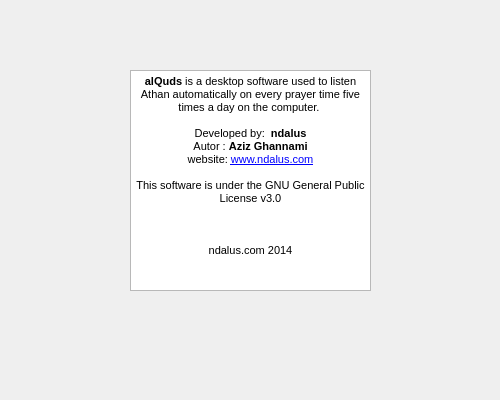
First picture: the form in alquds/gui/aboutwidget.ui, repository ghannami/alQuds, before the edit.
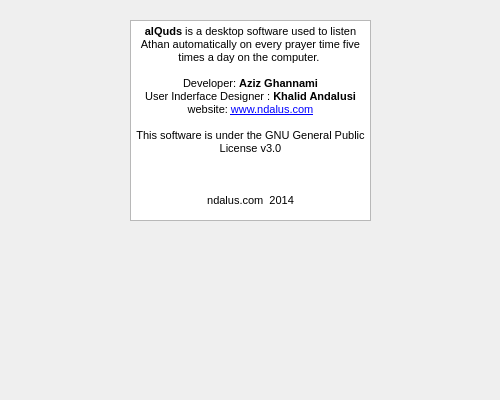
Second picture: the form after the edit.

Commit message: die neue User Interface von Khalid Andalusi

```diff
--- a/alquds/gui/aboutwidget.ui
+++ b/alquds/gui/aboutwidget.ui
@@ -17,9 +17,9 @@
    <property name="geometry">
     <rect>
      <x>130</x>
-     <y>70</y>
+     <y>20</y>
      <width>241</width>
-     <height>221</height>
+     <height>201</height>
     </rect>
    </property>
    <property name="readOnly">
@@ -32,15 +32,15 @@
 &lt;/style&gt;&lt;/head&gt;&lt;body style=&quot; font-family:'MS Shell Dlg 2'; font-size:8.25pt; font-weight:400; font-style:normal;&quot;&gt;
 &lt;p align=&quot;center&quot; style=&quot; margin-top:0px; margin-bottom:0px; margin-left:0px; margin-right:0px; -qt-block-indent:0; text-indent:0px;&quot;&gt;&lt;span style=&quot; font-size:8pt; font-weight:600;&quot;&gt;alQuds&lt;/span&gt;&lt;span style=&quot; font-size:8pt;&quot;&gt; is a desktop software used to listen Athan automatically on every prayer time five times a day on the computer. &lt;/span&gt;&lt;/p&gt;
 &lt;p align=&quot;center&quot; style=&quot;-qt-paragraph-type:empty; margin-top:0px; margin-bottom:0px; margin-left:0px; margin-right:0px; -qt-block-indent:0; text-indent:0px; font-size:8pt;&quot;&gt;&lt;br /&gt;&lt;/p&gt;
-&lt;p align=&quot;center&quot; style=&quot; margin-top:0px; margin-bottom:0px; margin-left:0px; margin-right:0px; -qt-block-indent:0; text-indent:0px;&quot;&gt;&lt;span style=&quot; font-size:8pt;&quot;&gt;Developed by:  &lt;/span&gt;&lt;span style=&quot; font-size:8pt; font-weight:600; color:#000000;&quot;&gt;ndalus&lt;/span&gt;&lt;/p&gt;
-&lt;p align=&quot;center&quot; style=&quot; margin-top:0px; margin-bottom:0px; margin-left:0px; margin-right:0px; -qt-block-indent:0; text-indent:0px;&quot;&gt;&lt;span style=&quot; font-size:8pt;&quot;&gt;Autor : &lt;/span&gt;&lt;span style=&quot; font-size:8pt; font-weight:600; color:#000000;&quot;&gt;Aziz Ghannami&lt;/span&gt;&lt;/p&gt;
+&lt;p align=&quot;center&quot; style=&quot; margin-top:0px; margin-bottom:0px; margin-left:0px; margin-right:0px; -qt-block-indent:0; text-indent:0px;&quot;&gt;&lt;span style=&quot; font-size:8pt;&quot;&gt;Developer: &lt;/span&gt;&lt;span style=&quot; font-size:8pt; font-weight:600;&quot;&gt;Aziz Ghannami&lt;/span&gt;&lt;/p&gt;
+&lt;p align=&quot;center&quot; style=&quot; margin-top:0px; margin-bottom:0px; margin-left:0px; margin-right:0px; -qt-block-indent:0; text-indent:0px;&quot;&gt;&lt;span style=&quot; font-size:8pt;&quot;&gt;User Inderface Designer : &lt;/span&gt;&lt;span style=&quot; font-size:8pt; font-weight:600;&quot;&gt;Khalid Andalusi&lt;/span&gt;&lt;/p&gt;
 &lt;p align=&quot;center&quot; style=&quot; margin-top:0px; margin-bottom:0px; margin-left:0px; margin-right:0px; -qt-block-indent:0; text-indent:0px;&quot;&gt;&lt;span style=&quot; font-size:8pt;&quot;&gt;website: &lt;/span&gt;&lt;a href=&quot;http://www.ndalus.com&quot;&gt;&lt;span style=&quot; font-size:8pt; text-decoration: underline; color:#0000ff;&quot;&gt;www.ndalus.com&lt;/span&gt;&lt;/a&gt;&lt;/p&gt;
 &lt;p align=&quot;center&quot; style=&quot;-qt-paragraph-type:empty; margin-top:0px; margin-bottom:0px; margin-left:0px; margin-right:0px; -qt-block-indent:0; text-indent:0px; font-size:8pt;&quot;&gt;&lt;br /&gt;&lt;/p&gt;
 &lt;p align=&quot;center&quot; style=&quot; margin-top:0px; margin-bottom:0px; margin-left:0px; margin-right:0px; -qt-block-indent:0; text-indent:0px;&quot;&gt;&lt;span style=&quot; font-size:8pt;&quot;&gt;This software is under the GNU General Public License v3.0&lt;/span&gt;&lt;/p&gt;
 &lt;p align=&quot;center&quot; style=&quot;-qt-paragraph-type:empty; margin-top:0px; margin-bottom:0px; margin-left:0px; margin-right:0px; -qt-block-indent:0; text-indent:0px; font-size:8pt;&quot;&gt;&lt;br /&gt;&lt;/p&gt;
 &lt;p align=&quot;center&quot; style=&quot;-qt-paragraph-type:empty; margin-top:0px; margin-bottom:0px; margin-left:0px; margin-right:0px; -qt-block-indent:0; text-indent:0px; font-size:8pt;&quot;&gt;&lt;br /&gt;&lt;/p&gt;
 &lt;p align=&quot;center&quot; style=&quot;-qt-paragraph-type:empty; margin-top:0px; margin-bottom:0px; margin-left:0px; margin-right:0px; -qt-block-indent:0; text-indent:0px; font-size:8pt;&quot;&gt;&lt;br /&gt;&lt;/p&gt;
-&lt;p align=&quot;center&quot; style=&quot; margin-top:0px; margin-bottom:0px; margin-left:0px; margin-right:0px; -qt-block-indent:0; text-indent:0px;&quot;&gt;&lt;span style=&quot; font-size:8pt;&quot;&gt;ndalus.com 2014&lt;/span&gt;&lt;/p&gt;&lt;/body&gt;&lt;/html&gt;</string>
+&lt;p align=&quot;center&quot; style=&quot; margin-top:0px; margin-bottom:0px; margin-left:0px; margin-right:0px; -qt-block-indent:0; text-indent:0px;&quot;&gt;&lt;span style=&quot; font-size:8pt;&quot;&gt;ndalus.com  2014&lt;/span&gt;&lt;/p&gt;&lt;/body&gt;&lt;/html&gt;</string>
    </property>
   </widget>
  </widget>
```
The commit also changes 42 other files.
